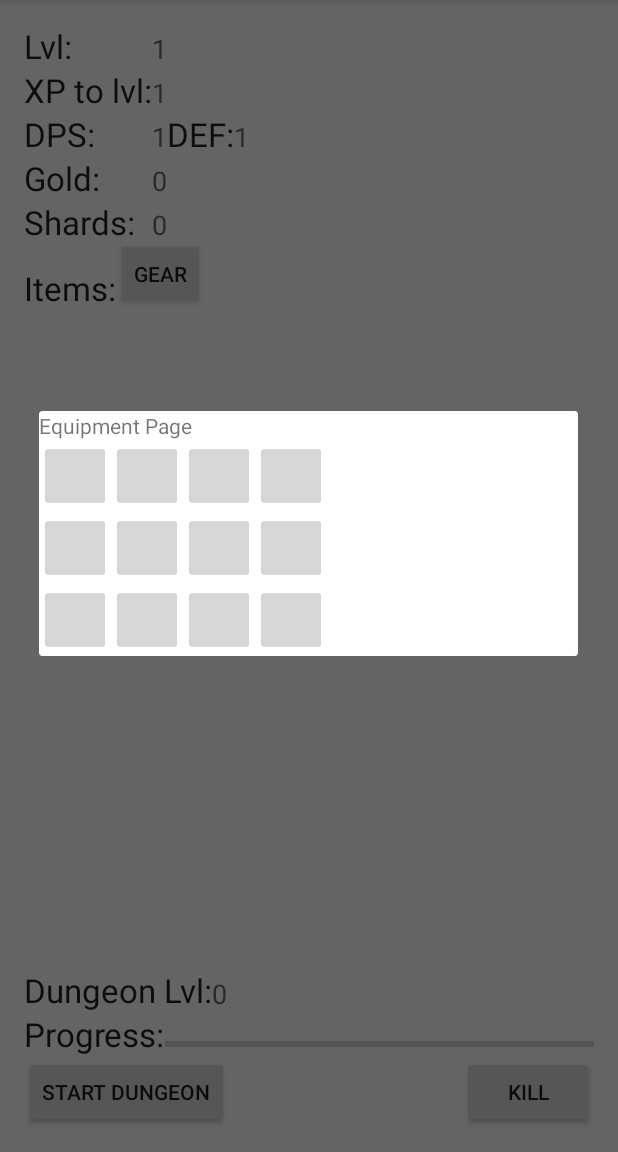
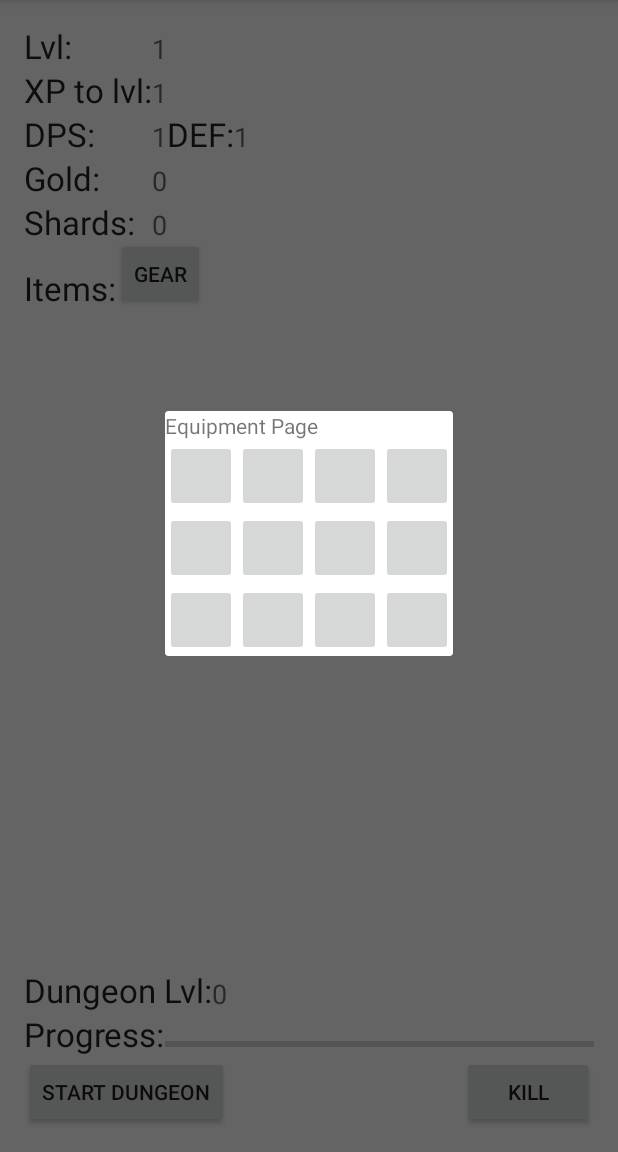
Before and after one commit to Ljaysoft/SimpleD3, an Android app: the screen it shows after launch (MainActivity), after a tap on "GEAR", on a phone screen of 412 x 824 dp, the part 84-1236 px from its top. Run offline under Robolectric (Android 15) with nearby library versions, the phone set to English and light mode, and no system bars.

Commit message:
Better fragment management

```diff
--- a/SimpleD3/app/src/main/java/com/game/simpled3/GUI/EquipmentPage.java
+++ b/SimpleD3/app/src/main/java/com/game/simpled3/GUI/EquipmentPage.java
@@ -1,8 +1,9 @@
 package com.game.simpled3.gUI;
 
 import android.app.Activity;
+import android.app.DialogFragment;
 import android.os.Bundle;
-import android.support.v4.app.Fragment;
+import android.app.Fragment;
 import android.view.LayoutInflater;
 import android.view.View;
 import android.view.ViewGroup;
@@ -18,7 +19,7 @@ import com.game.simpled3.R;
  * Use the {@link EquipmentPage#newInstance} factory method to
  * create an instance of this fragment.
  */
-public class EquipmentPage extends Fragment {
+public class EquipmentPage extends DialogFragment {
 
     private OnEquipmentPageInteractionListener mListener;
 
--- a/SimpleD3/app/src/main/java/com/game/simpled3/GUI/PlayerSheet.java
+++ b/SimpleD3/app/src/main/java/com/game/simpled3/GUI/PlayerSheet.java
@@ -2,7 +2,7 @@
 
 import android.app.Activity;
 import android.os.Bundle;
-import android.support.v4.app.Fragment;
+import android.app.Fragment;
 import android.view.LayoutInflater;
 import android.view.View;
 import android.view.ViewGroup;
--- a/SimpleD3/app/src/main/java/com/game/simpled3/MainActivity.java
+++ b/SimpleD3/app/src/main/java/com/game/simpled3/MainActivity.java
@@ -1,12 +1,10 @@
 package com.game.simpled3;
 
-import android.annotation.TargetApi;
-import android.app.AlertDialog;
+import android.app.DialogFragment;
+import android.app.FragmentTransaction;
 import android.content.Context;
 import android.content.res.Resources;
-import android.os.Build;
 import android.os.Bundle;
-import android.support.v4.app.FragmentTransaction;
 import android.support.v7.app.AppCompatActivity;
 import android.view.Menu;
 import android.view.View;
@@ -16,7 +14,6 @@ import com.game.simpled3.engine.Player;
 import com.game.simpled3.engine.gear.ItemFactory;
 import com.game.simpled3.gUI.EquipmentPage;
 import com.game.simpled3.gUI.PlayerSheet;
-
 
 public class MainActivity extends AppCompatActivity
         implements PlayerSheet.OnPlayerSheetInteractionListener,
@@ -29,12 +26,6 @@ public class MainActivity extends AppCompatActivity
         setContentView(R.layout.activity_main);
         if (savedInstanceState == null) {
             initializeGame();
-
-            FragmentTransaction transaction = getSupportFragmentManager().beginTransaction();
-
-            transaction.add(R.id.mainActivityContent, new PlayerSheet());
-            transaction.add(new EquipmentPage(), "gear_page");
-            transaction.commit();
         }
     }
 
@@ -66,35 +57,8 @@ public class MainActivity extends AppCompatActivity
         }
     }
 
-    @TargetApi(Build.VERSION_CODES.LOLLIPOP)
     private void showEquipmentPage() {
-        AlertDialog.Builder alertDialogBuilder = new AlertDialog.Builder(context);
-
-        View dialoglayout = getLayoutInflater().inflate(R.layout.fragment_gear_page, null);
-        alertDialogBuilder.setView(dialoglayout);
-        /*alertDialogBuilder.setNeutralButton(android.R.string.ok,
-                new DialogInterface.OnClickListener() {
-                    public void onClick(DialogInterface dialog, int id) {
-                        dialog.cancel();
-                    }
-                });*/
-        AlertDialog gearPage = alertDialogBuilder.create();
-        gearPage.show();
+        DialogFragment gearPage = new EquipmentPage();
+        gearPage.show(getFragmentManager(), "gear_page");
     }
-
-    /*
-    @Override
-    public boolean onOptionsItemSelected(MenuItem item) {
-        // Handle action bar item clicks here. The action bar will
-        // automatically handle clicks on the Home/Up button, so long
-        // as you specify a parent activity in AndroidManifest.xml.
-        int id = item.getItemId();
-
-        //noinspection SimplifiableIfStatement
-        if (id == R.id.action_settings) {
-            return true;
-        }
-
-        return super.onOptionsItemSelected(item);
-    }*/
 }
--- a/SimpleD3/app/src/main/res/layout/activity_main.xml
+++ b/SimpleD3/app/src/main/res/layout/activity_main.xml
@@ -1,14 +1,18 @@
 <LinearLayout xmlns:android="http://schemas.android.com/apk/res/android"
-    xmlns:tools="http://schemas.android.com/tools" android:id="@+id/mainActivityView"
+    xmlns:tools="http://schemas.android.com/tools"
+    android:id="@+id/mainActivityView"
     android:layout_width="match_parent"
     android:layout_height="match_parent"
     android:orientation="vertical"
 
-    tools:context=".MainActivity" tools:ignore="MergeRootFrame" >
-    <FrameLayout
-        android:id="@+id/mainActivityContent"
+    tools:context=".MainActivity"
+    tools:ignore="MergeRootFrame">
+
+    <fragment
+        android:id="@+id/mainFragment"
+        android:name="com.game.simpled3.gUI.PlayerSheet"
         android:layout_width="wrap_content"
-        android:layout_height="wrap_content">
+        android:layout_height="wrap_content"
+        tools:layout="@layout/fragment_player_sheet" />
 
-    </FrameLayout>
 </LinearLayout>
--- a/SimpleD3/app/src/main/res/layout/fragment_gear_page.xml
+++ b/SimpleD3/app/src/main/res/layout/fragment_gear_page.xml
@@ -1,15 +1,19 @@
-<RelativeLayout xmlns:android="http://schemas.android.com/apk/res/android"
+<GridLayout xmlns:android="http://schemas.android.com/apk/res/android"
     xmlns:tools="http://schemas.android.com/tools"
     android:name="com.game.simpled3.GUI.EquipmentPage"
     android:layout_width="wrap_content"
     android:layout_height="wrap_content"
-    tools:context="com.game.simpled3.gUI.EquipmentPage">
+    tools:context="com.game.simpled3.gUI.EquipmentPage"
+    android:columnCount="1"
+    android:rowCount="2">
 
     <TextView
         android:layout_width="wrap_content"
         android:layout_height="wrap_content"
         android:text="@string/equipment_page_title"
-        android:id="@+id/textView" />
+        android:id="@+id/textView"
+        android:layout_column="0"
+        android:layout_row="0" />
 
     <GridLayout
         android:id="@+id/itemButtonsLayout"
@@ -19,7 +23,9 @@
         android:rowCount="3"
         android:layout_below="@+id/textView"
         android:layout_alignParentLeft="true"
-        android:layout_alignParentStart="true">
+        android:layout_alignParentStart="true"
+        android:layout_row="1"
+        android:layout_column="0">
 
         <ImageButton
             android:id="@+id/itemButton1"
@@ -46,7 +52,8 @@
             android:maxHeight="@dimen/item_button_height"
             android:maxWidth="@dimen/item_button_height"
             android:minHeight="@dimen/item_button_height"
-            android:minWidth="@dimen/item_button_height" />
+            android:minWidth="@dimen/item_button_height"
+            android:layout_row="0" />
 
         <ImageButton
             android:id="@+id/itemButton3"
@@ -59,7 +66,8 @@
             android:maxHeight="@dimen/item_button_height"
             android:maxWidth="@dimen/item_button_height"
             android:minHeight="@dimen/item_button_height"
-            android:minWidth="@dimen/item_button_height" />
+            android:minWidth="@dimen/item_button_height"
+            android:layout_row="0" />
 
         <ImageButton
             android:id="@+id/itemButton4"
@@ -72,7 +80,8 @@
             android:maxHeight="@dimen/item_button_height"
             android:maxWidth="@dimen/item_button_height"
             android:minHeight="@dimen/item_button_height"
-            android:minWidth="@dimen/item_button_height" />
+            android:minWidth="@dimen/item_button_height"
+            android:layout_row="0" />
 
         <ImageButton
             android:id="@+id/itemButton5"
@@ -99,7 +108,8 @@
             android:maxHeight="@dimen/item_button_height"
             android:maxWidth="@dimen/item_button_height"
             android:minHeight="@dimen/item_button_height"
-            android:minWidth="@dimen/item_button_height" />
+            android:minWidth="@dimen/item_button_height"
+            android:layout_row="1" />
 
         <ImageButton
             android:id="@+id/itemButton7"
@@ -112,7 +122,8 @@
             android:maxHeight="@dimen/item_button_height"
             android:maxWidth="@dimen/item_button_height"
             android:minHeight="@dimen/item_button_height"
-            android:minWidth="@dimen/item_button_height" />
+            android:minWidth="@dimen/item_button_height"
+            android:layout_row="1" />
 
         <ImageButton
             android:id="@+id/itemButton8"
@@ -125,7 +136,8 @@
             android:maxHeight="@dimen/item_button_height"
             android:maxWidth="@dimen/item_button_height"
             android:minHeight="@dimen/item_button_height"
-            android:minWidth="@dimen/item_button_height" />
+            android:minWidth="@dimen/item_button_height"
+            android:layout_row="1" />
 
         <ImageButton
             android:id="@+id/itemButton9"
@@ -152,7 +164,8 @@
             android:maxHeight="@dimen/item_button_height"
             android:maxWidth="@dimen/item_button_height"
             android:minHeight="@dimen/item_button_height"
-            android:minWidth="@dimen/item_button_height" />
+            android:minWidth="@dimen/item_button_height"
+            android:layout_row="2" />
 
         <ImageButton
             android:id="@+id/itemButton11"
@@ -165,7 +178,8 @@
             android:maxHeight="@dimen/item_button_height"
             android:maxWidth="@dimen/item_button_height"
             android:minHeight="@dimen/item_button_height"
-            android:minWidth="@dimen/item_button_height" />
+            android:minWidth="@dimen/item_button_height"
+            android:layout_row="2" />
 
         <ImageButton
             android:id="@+id/itemButton12"
@@ -178,7 +192,8 @@
             android:maxHeight="@dimen/item_button_height"
             android:maxWidth="@dimen/item_button_height"
             android:minHeight="@dimen/item_button_height"
-            android:minWidth="@dimen/item_button_height" />
+            android:minWidth="@dimen/item_button_height"
+            android:layout_row="2" />
     </GridLayout>
 
-</RelativeLayout>
+</GridLayout>
--- a/SimpleD3/app/src/main/res/layout/fragment_player_sheet.xml
+++ b/SimpleD3/app/src/main/res/layout/fragment_player_sheet.xml
@@ -247,5 +247,4 @@
         android:layout_row="1"
         android:layout_column="0" />
 
-
 </RelativeLayout>
```
